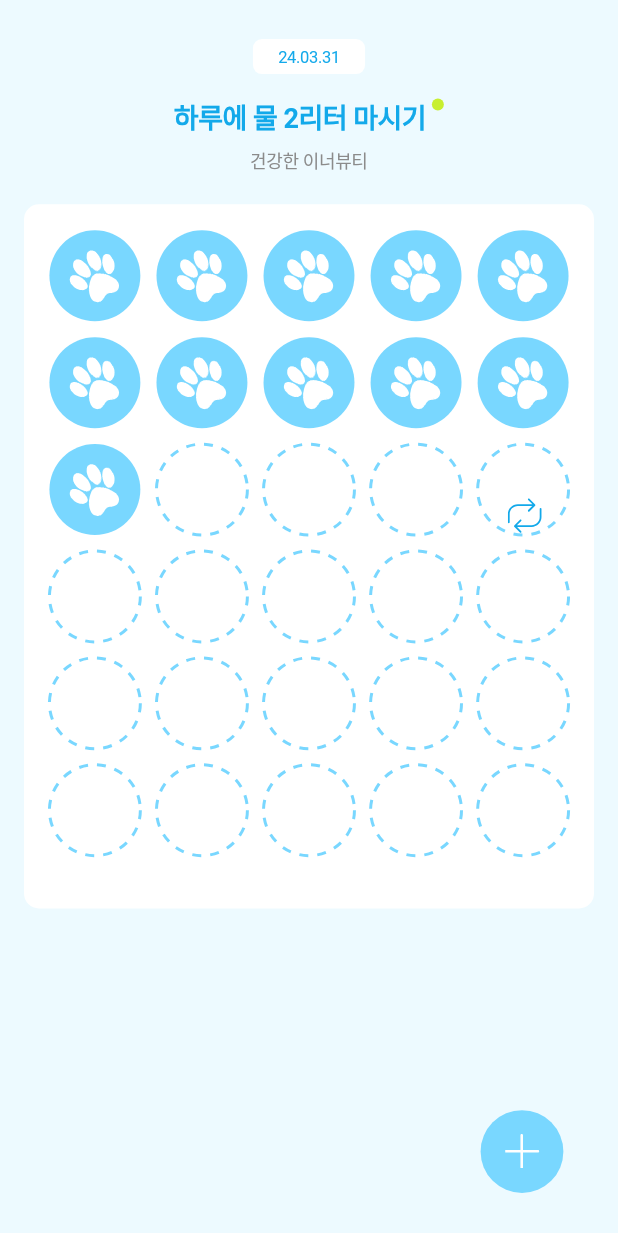
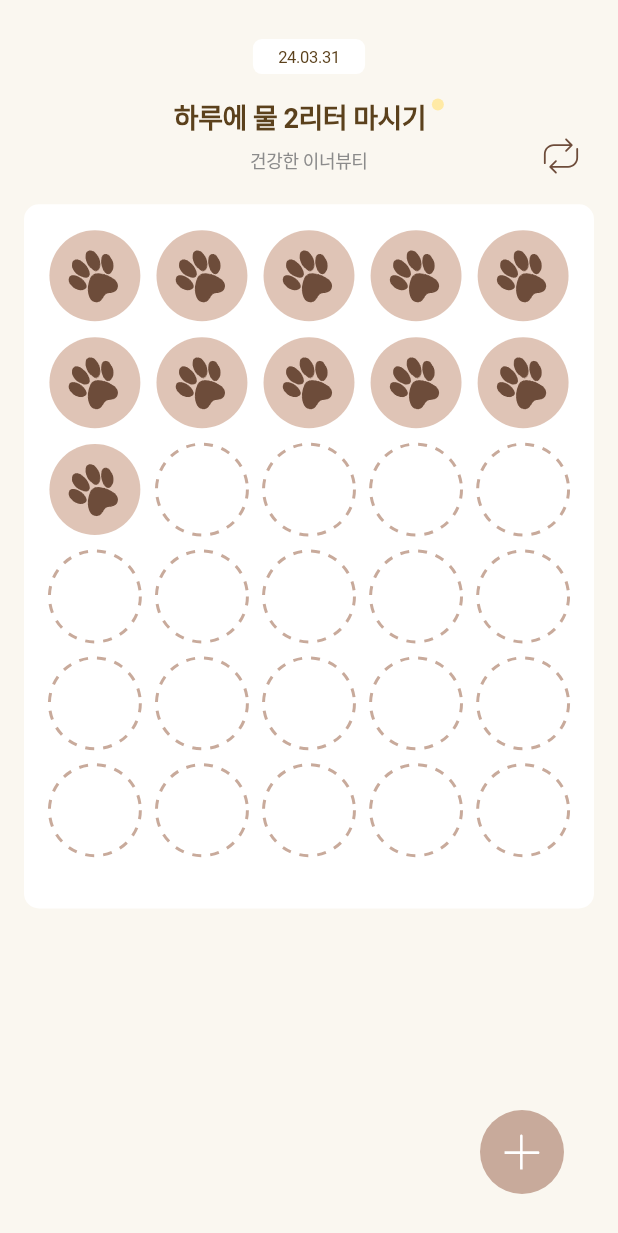
Before and after one commit to APPS-sookmyung/2024-OUTFOOT-client, a Flutter app: the CheckPageFoot screen opened directly, on a phone screen of 412 x 824 dp. Shown: the top 1233 px of the screen. Run offline on Flutter 3.47's test engine with Material 3 defaults, Android fonts, the phone set to English and light mode, and no system bars; our stand-ins replace flutter_svg, path_drawing; Roboto replaces fonts that are missing (Pretendard).

Commit message:
[Feat/#2] 색상 및 위치 수정

```diff
--- a/outfoot/lib/screens/checkpage_foot.dart
+++ b/outfoot/lib/screens/checkpage_foot.dart
@@ -1,6 +1,5 @@
 import 'package:flutter/material.dart';
-import 'package:flutter/widgets.dart';
-import 'package:path_drawing/path_drawing.dart'; // path_drawing 패키지 임포트
+import 'package:path_drawing/path_drawing.dart';
 import 'package:flutter_svg/flutter_svg.dart';
 
 class DashedCircle extends StatelessWidget {
@@ -43,7 +42,6 @@ class DashedCirclePainter extends CustomPainter {
     final Path path = Path()
       ..addOval(Rect.fromCircle(center: Offset(radius, radius), radius: radius));
 
-    // path_drawing 패키지를 사용하여 점선 스타일 추가
     final Path dashedPath = dashPath(
       path,
       dashArray: CircularIntervalList<double>(<double>[dashLength, spaceLength]),
@@ -60,7 +58,7 @@ class CheckPageFoot extends StatelessWidget {
   @override
   Widget build(BuildContext context) {
     return Scaffold(
-      backgroundColor: Color(0xFFEDFAFF),
+      backgroundColor: Color(0xFFFAF7F0),
       body: Padding(
         padding: const EdgeInsets.all(16.0),
         child: Stack(
@@ -76,10 +74,10 @@ class CheckPageFoot extends StatelessWidget {
                     borderRadius: BorderRadius.circular(6),
                   ),
                   child: Text(
-                    '24.03.31', // 날짜
+                    '24.03.31',
                     style: TextStyle(
                       fontSize: 11,
-                      color: Color(0xFF13A9EA),
+                      color: Color(0xFF5B411C),
                       fontFamily: 'Pretendard',
                       fontWeight: FontWeight.w400,
                       height: 1.1,
@@ -96,7 +94,7 @@ class CheckPageFoot extends StatelessWidget {
                       '하루에 물 2리터 마시기',
                       style: TextStyle(
                         fontSize: 18,
-                        color: Color(0xFF13A9EA),
+                        color: Color(0xFF5B411C),
                         fontFamily: 'Pretendard',
                         fontWeight: FontWeight.w600,
                         height: 1.1,
@@ -111,8 +109,8 @@ class CheckPageFoot extends StatelessWidget {
                         width: 7.991,
                         height: 7.991,
                         decoration: BoxDecoration(
-                          color: Color(0xFFC8EF2F),
-                          shape: BoxShape.circle, // 동그라미 모양
+                          color: Color(0xFFFFEAA5),
+                          shape: BoxShape.circle,
                         ),
                       ),
                     ),
@@ -139,7 +137,7 @@ class CheckPageFoot extends StatelessWidget {
                   ),
                   child: GridView.builder(
                     shrinkWrap: true,
-                    itemCount: 30, // 총 30개의 도장
+                    itemCount: 30,
                     gridDelegate: SliverGridDelegateWithFixedCrossAxisCount(
                       crossAxisCount: 5,
                       mainAxisSpacing: 10.63,
@@ -150,19 +148,19 @@ class CheckPageFoot extends StatelessWidget {
                         return Container(
                           decoration: BoxDecoration(
                             shape: BoxShape.circle,
-                            color: Color(0xFF79D7FF),
+                            color: Color(0xFFDFC4B6),
                           ),
                           child: Padding(
                             padding: const EdgeInsets.all(7.18),
                             child: SvgPicture.asset(
-                              'assets/paw.svg', // 발바닥 이미지
+                              'assets/paw.svg',
                             ),
                           ),
                         );
                       } else {
                         return DashedCircle(
                           size: 24.57,
-                          color: Color(0xFF79D7FF),
+                          color: Color(0xFFC8AA9B),
                         );
                       }
                     },
@@ -175,33 +173,39 @@ class CheckPageFoot extends StatelessWidget {
               top: 163,
               left: 315,
               right: 27.2,
-              bottom: 300, // 아래쪽 간격 오류
+              bottom: 300,
+              child: Container(),
+            ),
+            Positioned(
+              bottom: 12,
+              right: 20,
+              child: FloatingActionButton(
+                onPressed: () {
+                  // 플로팅 액션 버튼 동작
+                },
+                backgroundColor: Colors.transparent, // 투명 배경
+                elevation: 0,
+                child: SvgPicture.asset(
+                  'assets/floating_action.svg',
+                  width:  65.035,
+                  height:  65.035,
+                  fit: BoxFit.contain, // 수정
+                ),
+              ),
+            ),
+            Positioned(
+              top: 60,
+              left: 330,
               child: FloatingActionButton(
                 onPressed: () {
                   // 셔플 버튼 동작
                 },
-                backgroundColor: Colors.transparent, // 배경색 투명
-                elevation: 0, // 그림자 제거
+                backgroundColor: Colors.transparent, // 투명 배경
+                elevation: 0,
                 child: SvgPicture.asset(
                   'assets/shuffle_icon.svg',
                   width: 24,
                   height: 24,
-                ),
-              ),
-            ),
-            Positioned(
-              bottom: 12,
-              right: 20, // 재배치 필요
-              child: FloatingActionButton(
-                onPressed: () {
-                  // 플로팅 액션 버튼 동작
-                },
-                backgroundColor: Colors.transparent, // 배경색 투명
-                elevation: 0, // 그림자 제거
-                child: SvgPicture.asset(
-                  'assets/floating_action.svg',
-                  width:  65.035,
-                  height:  65.035,
                 ),
               ),
             ),
--- a/outfoot/lib/screens/navigationBar/topNavigationBar.dart
+++ b/outfoot/lib/screens/navigationBar/material_top_navigation_bar.dart
@@ -8,7 +8,7 @@ class TopNavigationBar extends StatelessWidget implements PreferredSizeWidget {
   @override
   Widget build(BuildContext context) {
     return AppBar(
-      backgroundColor: Color(0xFFEDFAFF),
+      backgroundColor: Color(0xFFFAF7F0),
       elevation: 0,
       leading: IconButton(
         icon: _buildCustomItem(
```
Also changed, not shown: outfoot/lib/screens/navigationBar/bottom_navigation_bar.dart (renamed from outfoot/lib/screens/navigationBar/bottomNavigationBar.dart, +13 -13 lines), outfoot/assets/floating_action.svg, outfoot/assets/paw.svg, outfoot/assets/shuffle_icon.svg.
